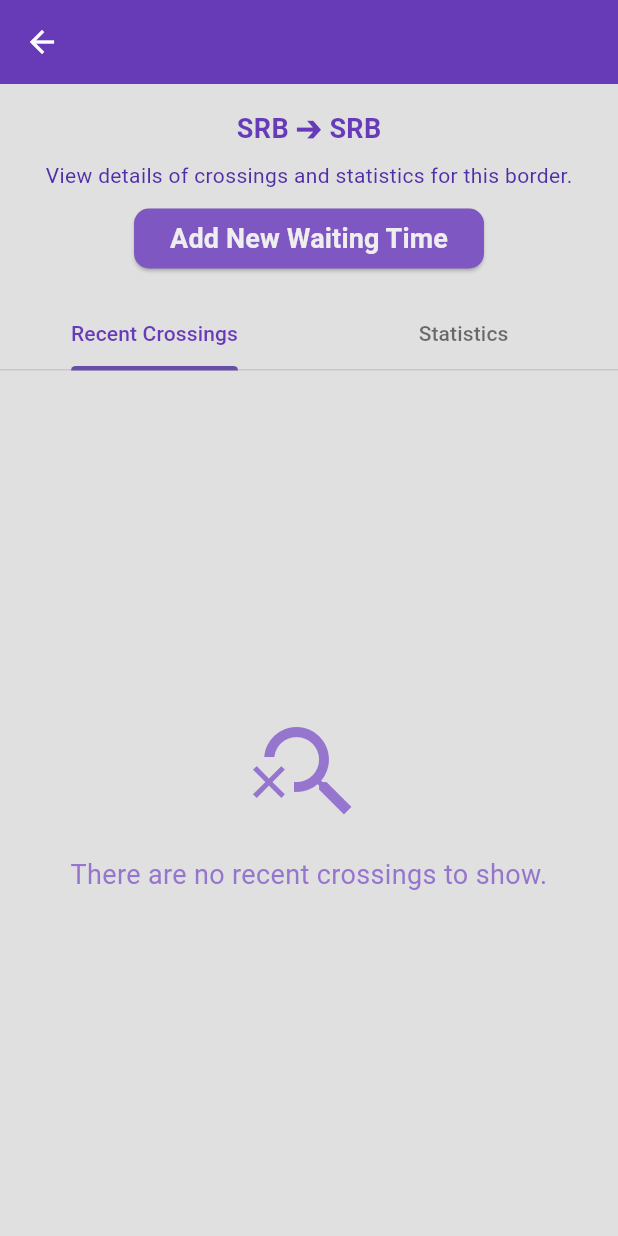
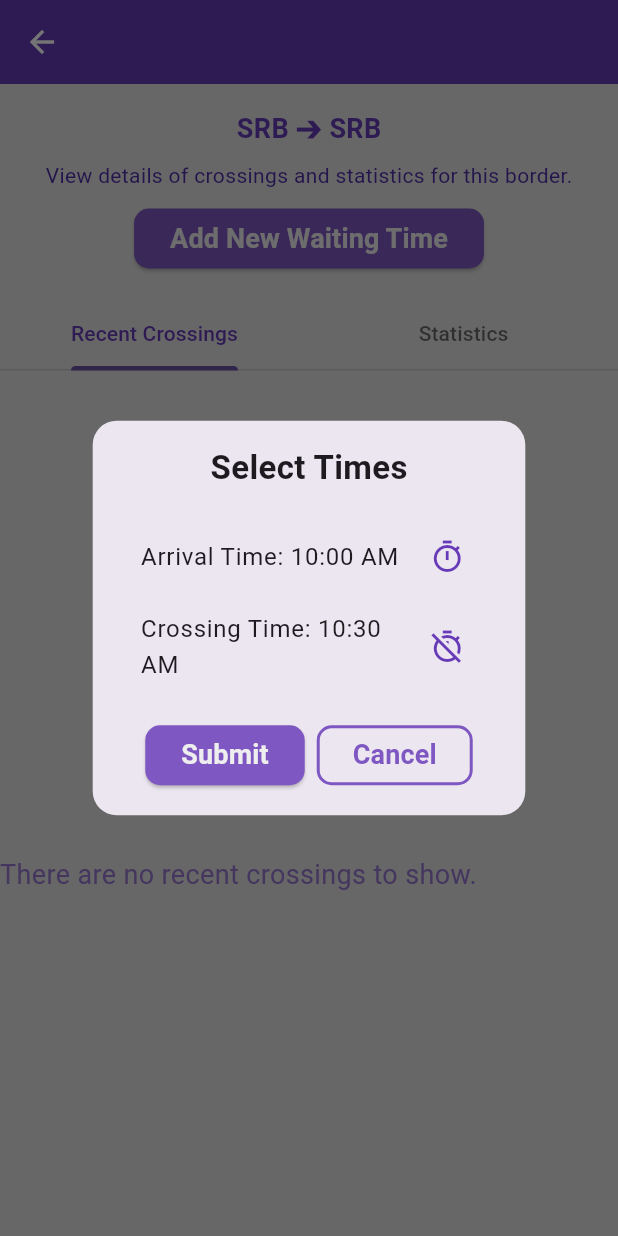
Before and after one commit to VukV/border-crossing-mobile, a Flutter app: the BorderTimesScreen screen opened directly with empty values, after a tap on "Add New Waiting Time", on a phone screen of 412 x 824 dp. Run offline on Flutter 3.47's test engine with Material 3 defaults, Android fonts, the phone set to English and light mode, and no system bars; our stand-ins replace shared_preferences; accounts and stored records are empty; network calls fail.

Commit message:
manual crossing time popup

```diff
--- a/lib/models/border/border_crossing.dart
+++ b/lib/models/border/border_crossing.dart
@@ -21,8 +21,8 @@
   factory BorderCrossing.fromJson(Map<String, dynamic> json) {
     return BorderCrossing(
       id: json['id'] as String,
-      arrivalTimestamp: DateTime.parse(json['arrivalTimestamp']),
-      crossingTimestamp: DateTime.parse(json['crossingTimestamp']),
+      arrivalTimestamp: DateTime.parse(json['arrivalTimestamp']).toLocal(),
+      crossingTimestamp: DateTime.parse(json['crossingTimestamp']).toLocal(),
       duration: DateTimeUtils.parseIso8601Duration(json['duration'] as String),
       border: BorderCheckpoint.fromJson(json['border']),
       createdBy: json['createdBy'] as String,
--- a/lib/screens/main/border_times/border_times_screen.dart
+++ b/lib/screens/main/border_times/border_times_screen.dart
@@ -5,8 +5,9 @@
 import 'package:border_crossing_mobile/services/border_crossing_service.dart';
 import 'package:border_crossing_mobile/utils/snackbar_utils.dart';
 import 'package:border_crossing_mobile/widgets/bc_button.dart';
-import 'package:border_crossing_mobile/widgets/border_time_widget.dart'; // Import your custom widget
+import 'package:border_crossing_mobile/widgets/border_time_widget.dart';
 import 'package:border_crossing_mobile/widgets/empty_state_widget.dart';
+import 'package:border_crossing_mobile/widgets/manual_crossing_popup.dart';
 import 'package:flutter/material.dart';
 
 class BorderTimesScreen extends StatefulWidget {
@@ -67,8 +68,19 @@
   }
 
   void _addNewWaitingTime() {
-    // For now, just print something to the console
-    print('Add new waiting time button pressed');
+    showDialog(
+      context: context,
+      builder: (BuildContext context) {
+        return CrossingPopup(
+          borderId: widget.border.id,
+          onCallback: _refreshData,
+        );
+      },
+    );
+  }
+
+  Future<void> _refreshData() async {
+    await _loadBorderData();
   }
 
   @override
@@ -82,9 +94,7 @@
         ),
         title: Text(
           widget.border.name,
-          style: const TextStyle(
-              color: Colors.white
-          ),
+          style: const TextStyle(color: Colors.white),
         ),
       ),
       body: Column(
@@ -112,7 +122,7 @@
                 const SizedBox(height: 8.0),
                 BCButton(
                   text: 'Add New Waiting Time',
-                    onPressed: _addNewWaitingTime
+                  onPressed: _addNewWaitingTime,
                 ),
               ],
             ),
@@ -133,10 +143,11 @@
                   Expanded(
                     child: TabBarView(
                       children: [
-                        // Content for Recent Crossings tab
                         _isLoading
                             ? const Center(child: CircularProgressIndicator())
-                            : _recentCrossings.isEmpty
+                            : RefreshIndicator(
+                          onRefresh: _refreshData,
+                          child: _recentCrossings.isEmpty
                               ? const EmptyStateWidget(passedText: 'recent crossings')
                               : ListView.builder(
                             padding: const EdgeInsets.fromLTRB(32, 10, 32, 10),
@@ -145,6 +156,7 @@
                               final crossing = _recentCrossings[index];
                               return BorderTimeWidget(borderCrossing: crossing);
                             },
+                          ),
                         ),
                         // Content for Statistics tab
                         Center(
--- /dev/null
+++ b/lib/widgets/manual_crossing_popup.dart
@@ -0,0 +1,145 @@
+import 'package:border_crossing_mobile/models/error.dart';
+import 'package:border_crossing_mobile/services/border_crossing_service.dart';
+import 'package:border_crossing_mobile/utils/snackbar_utils.dart';
+import 'package:border_crossing_mobile/widgets/bc_button.dart';
+import 'package:border_crossing_mobile/widgets/bc_button_outline.dart';
+import 'package:flutter/material.dart';
+
+class CrossingPopup extends StatefulWidget {
+  final String borderId;
+  final VoidCallback? onCallback;
+
+  const CrossingPopup({
+    super.key,
+    required this.borderId,
+    this.onCallback,
+  });
+
+  @override
+  State<CrossingPopup> createState() => _CrossingPopupState();
+}
+
+class _CrossingPopupState extends State<CrossingPopup> {
+  final BorderCrossingService _borderCrossingService = BorderCrossingService();
+  TimeOfDay _arrivalTime = TimeOfDay.now();
+  TimeOfDay _crossingTime = TimeOfDay.now();
+  bool _isLoading = false;
+
+  @override
+  void initState() {
+    super.initState();
+    _arrivalTime = subtractHalfHour(_crossingTime);
+  }
+
+  Future<void> _pickTime(BuildContext context, bool isStartTime) async {
+    TimeOfDay? pickedTime = await showTimePicker(
+      context: context,
+      initialTime: TimeOfDay.now(),
+    );
+    if (pickedTime != null) {
+      setState(() {
+        if (isStartTime) {
+          _arrivalTime = pickedTime;
+        } else {
+          _crossingTime = pickedTime;
+        }
+      });
+    }
+  }
+
+  Future<void> _submitData() async {
+    setState(() {
+      _isLoading = true;
+    });
+
+    try {
+      await _borderCrossingService.addCrossingTime(widget.borderId, _arrivalTime, _crossingTime);
+      if (widget.onCallback != null) {
+        widget.onCallback!();
+      }
+      if (mounted) {
+        Navigator.of(context).pop();
+      }
+    } catch (e) {
+      if (e is BCError) {
+        if (mounted) {
+          SnackbarUtils.showSnackbar(context, e.message);
+        }
+      } else {
+        if (mounted) {
+          SnackbarUtils.showSnackbar(context, 'An unknown error occurred.');
+        }
+      }
+    } finally {
+      setState(() {
+        _isLoading = false;
+      });
+    }
+  }
+
+  TimeOfDay subtractHalfHour(TimeOfDay time) {
+    final now = DateTime.now();
+    DateTime dateTime = DateTime(now.year, now.month, now.day, time.hour, time.minute);
+    DateTime newDateTime = dateTime.subtract(const Duration(minutes: 30));
+    return TimeOfDay(hour: newDateTime.hour, minute: newDateTime.minute);
+  }
+
+  @override
+  Widget build(BuildContext context) {
+    return Dialog(
+      shape: RoundedRectangleBorder(borderRadius: BorderRadius.circular(16)),
+      child: Container(
+        width: MediaQuery.of(context).size.width * 0.7,
+        padding: const EdgeInsets.all(16.0),
+        child: Column(
+          mainAxisSize: MainAxisSize.min,
+          children: [
+            const Text(
+              'Select Times',
+              style: TextStyle(fontSize: 22, fontWeight: FontWeight.bold),
+            ),
+            const SizedBox(height: 16.0),
+            ListTile(
+              title: Text('Arrival Time: ${_arrivalTime.format(context)}'),
+              trailing: const Icon(
+                Icons.timer_outlined,
+                color: Colors.deepPurple,
+              ),
+              onTap: () => _pickTime(context, true),
+            ),
+            ListTile(
+              title: Text('Crossing Time: ${_crossingTime.format(context)}'),
+              trailing: const Icon(
+                Icons.timer_off_outlined,
+                color: Colors.deepPurple,
+              ),
+              onTap: () => _pickTime(context, false),
+            ),
+            const SizedBox(height: 16.0),
+            Container(
+              child:
+              _isLoading
+                  ? const Center(child: CircularProgressIndicator())
+                  : Row(
+                mainAxisAlignment: MainAxisAlignment.center,
+                children: [
+                  BCButton(
+                    text: 'Submit',
+                    onPressed: _submitData,
+                  ),
+                  const SizedBox(width: 8),
+                  BCButtonOutline(
+                    text: 'Cancel',
+                    onPressed: () {
+                      Navigator.of(context).pop();
+                    },
+                  ),
+                ],
+              ),
+            )
+          ],
+        ),
+      ),
+    );
+  }
+}
```
Also changed, not shown: lib/services/border_crossing_service.dart (+54 -0 lines), lib/utils/date_time_utils.dart (+13 -0 lines). Lines whose indentation alone changed are shown as unchanged.
